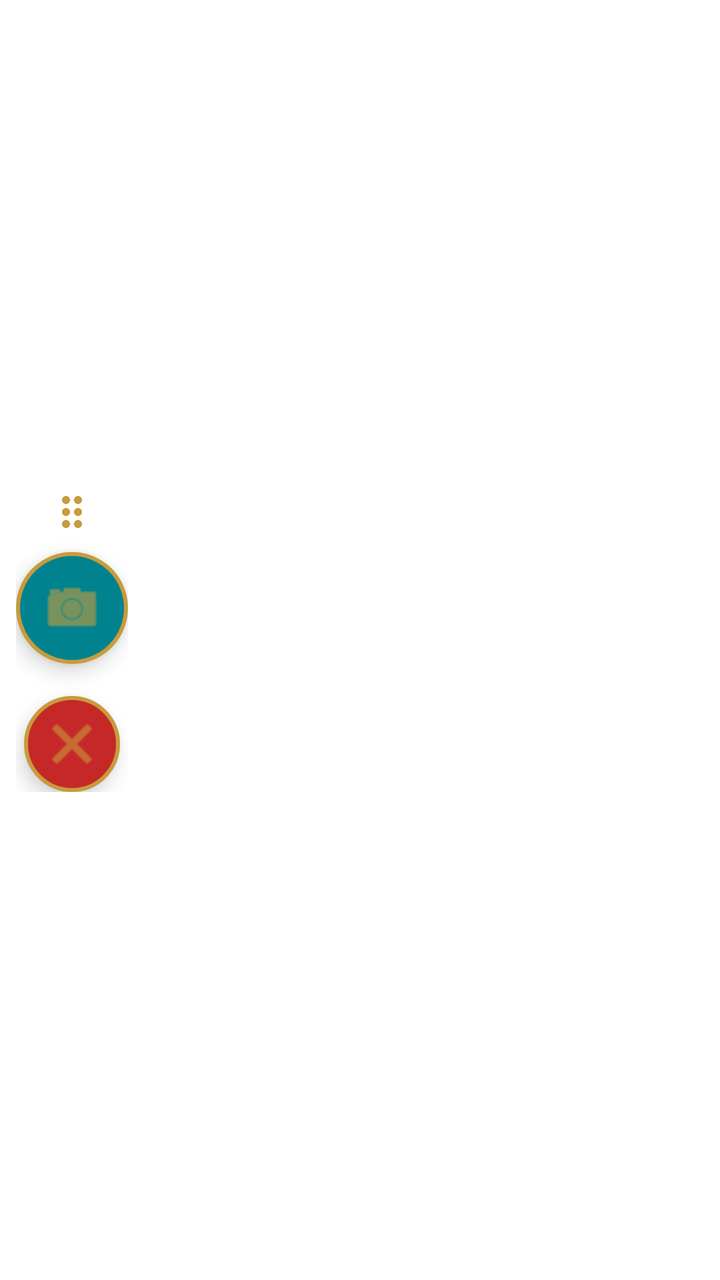
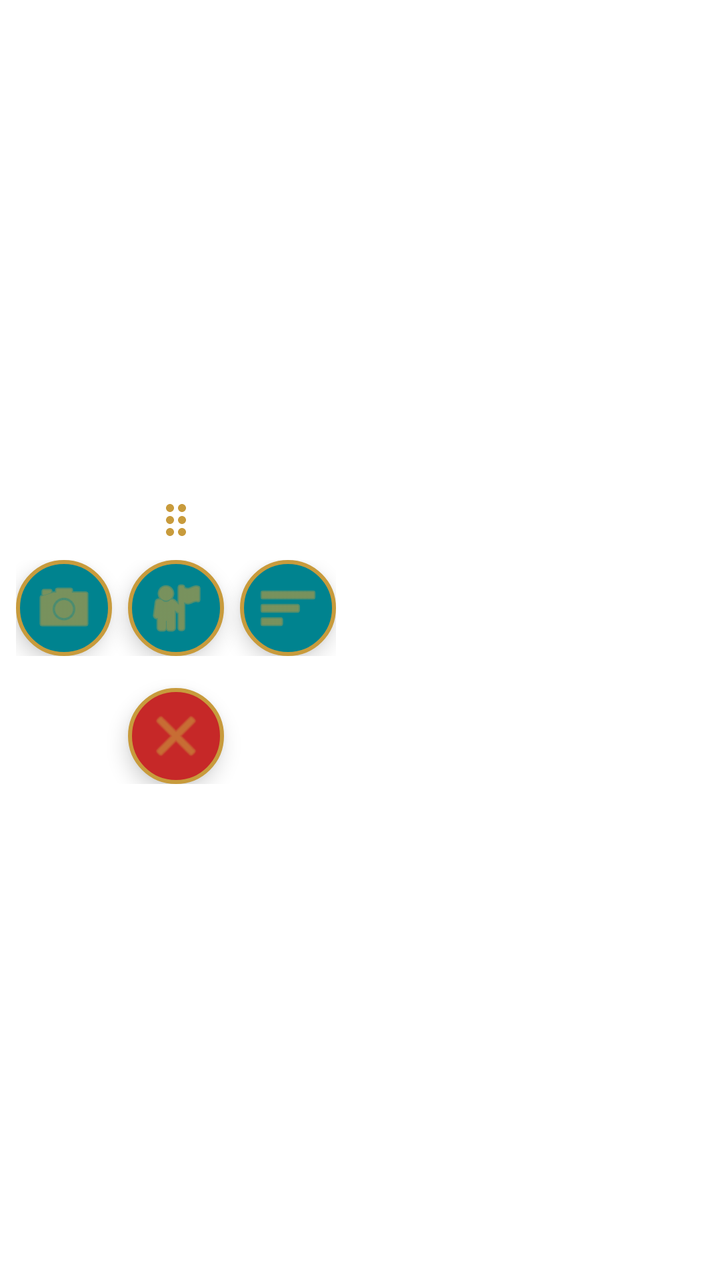

Screens rendered from an Android XML layout before and after an edit, with the pre-edit source and the edit as a unified diff.
<!-- AndroidManifest.xml: fallback theme Theme.MaterialComponents.DayNight.NoActionBar -->
<!-- res/layout/layout_overlay.xml -->
<?xml version="1.0" encoding="utf-8"?>
<LinearLayout xmlns:android="http://schemas.android.com/apk/res/android"
    android:layout_width="wrap_content"
    android:layout_height="wrap_content"
    android:orientation="horizontal"
    android:padding="8dp">

    
    <FrameLayout
        android:id="@+id/messageContainer"
        android:layout_width="250dp"
        android:layout_height="120dp"
        android:layout_marginEnd="12dp"
        android:layout_gravity="center_vertical"
        android:background="@drawable/bg_hextech_panel"
        android:visibility="gone">

        
        <LinearLayout
            android:id="@+id/loadingLayout"
            android:layout_width="match_parent"
            android:layout_height="match_parent"
            android:orientation="vertical"
            android:gravity="center"
            android:visibility="gone">
            
            <ProgressBar
                android:layout_width="32dp"
                android:layout_height="32dp"
                android:indeterminateTint="#3B82F6" />
                
            <TextView
                android:layout_width="wrap_content"
                android:layout_height="wrap_content"
                android:layout_marginTop="8dp"
                android:text="Cargando..."
                android:textColor="#FFFFFF"
                android:textSize="14sp"
                android:textStyle="bold" />
        </LinearLayout>

        
        <ScrollView
            android:id="@+id/resultScrollView"
            android:layout_width="match_parent"
            android:layout_height="match_parent"
            android:padding="12dp"
            android:visibility="gone">
            
            <TextView
                android:id="@+id/resultTextView"
                android:layout_width="match_parent"
                android:layout_height="wrap_content"
                android:textColor="#00E5FF"
                android:textStyle="bold"
                android:textSize="18sp" />
        </ScrollView>
    </FrameLayout>

    
    <LinearLayout
        android:id="@+id/controlsContainer"
        android:layout_width="wrap_content"
        android:layout_height="wrap_content"
        android:orientation="vertical"
        android:gravity="center_horizontal"
        android:layout_gravity="center_vertical">
        
        
        <ImageView
            android:id="@+id/dragHandle"
            android:layout_width="24dp"
            android:layout_height="24dp"
            android:layout_marginBottom="8dp"
            android:src="@drawable/ic_drag_handle"
            android:contentDescription="Arrastrar" />
        
        
        <ImageButton
            android:id="@+id/btnCapture"
            android:layout_width="56dp"
            android:layout_height="56dp"
            android:background="@drawable/bg_hextech_button"
            android:src="@android:drawable/ic_menu_camera"
            android:tint="#C89B3C"
            android:scaleType="centerInside"
            android:elevation="6dp"
            android:contentDescription="Tomar Captura" />
            
        
        <ImageButton
            android:id="@+id/btnClose"
            android:layout_width="48dp"
            android:layout_height="48dp"
            android:layout_marginTop="16dp"
            android:background="@drawable/bg_hextech_close"
            android:src="@android:drawable/ic_menu_close_clear_cancel"
            android:tint="#C89B3C"
            android:scaleType="centerInside"
            android:elevation="6dp"
            android:contentDescription="Cerrar" />
    </LinearLayout>
</LinearLayout>
<!-- resources referenced by this layout -->
<resources>
  <!-- drawable bg_hextech_button (drawable) -->
  <?xml version="1.0" encoding="utf-8"?>
  <shape xmlns:android="http://schemas.android.com/apk/res/android" android:shape="oval">
      <solid android:color="#00838F" />
      <stroke android:width="2dp" android:color="#C89B3C" />
  </shape>
  <!-- drawable bg_hextech_close (drawable) -->
  <?xml version="1.0" encoding="utf-8"?>
  <shape xmlns:android="http://schemas.android.com/apk/res/android" android:shape="oval">
      <solid android:color="#C62828" />
      <stroke android:width="2dp" android:color="#C89B3C" />
  </shape>
  <!-- drawable bg_hextech_panel (drawable) -->
  <?xml version="1.0" encoding="utf-8"?>
  <shape xmlns:android="http://schemas.android.com/apk/res/android" android:shape="rectangle">
      <solid android:color="#010A13" />
      <stroke android:width="2dp" android:color="#C89B3C" />
      <corners android:radius="12dp" />
  </shape>
  <!-- drawable ic_drag_handle (drawable) -->
  <vector xmlns:android="http://schemas.android.com/apk/res/android"
      android:width="24dp"
      android:height="24dp"
      android:viewportWidth="24"
      android:viewportHeight="24">
    <path
        android:fillColor="#C89B3C"
        android:pathData="M11,18c0,1.1 -0.9,2 -2,2s-2,-0.9 -2,-2s0.9,-2 2,-2S11,16.9 11,18zM9,10c-1.1,0 -2,0.9 -2,2s0.9,2 2,2s2,-0.9 2,-2S10.1,10 9,10zM9,4c-1.1,0 -2,0.9 -2,2s0.9,2 2,2s2,-0.9 2,-2S10.1,4 9,4zM15,8c1.1,0 2,-0.9 2,-2s-0.9,-2 -2,-2s-2,0.9 -2,2S13.9,8 15,8zM15,10c-1.1,0 -2,0.9 -2,2s0.9,2 2,2s2,-0.9 2,-2S16.1,10 15,10zM15,16c-1.1,0 -2,0.9 -2,2s0.9,2 2,2s2,-0.9 2,-2S16.1,16 15,16z"/>
  </vector>
</resources>

<!-- the commit's change to res/layout/layout_overlay.xml (unified diff, before → after) -->
@@ -76,16 +76,50 @@
             android:contentDescription="Arrastrar" />
         
         
-        <ImageButton
-            android:id="@+id/btnCapture"
-            android:layout_width="56dp"
-            android:layout_height="56dp"
-            android:background="@drawable/bg_hextech_button"
-            android:src="@android:drawable/ic_menu_camera"
-            android:tint="#C89B3C"
-            android:scaleType="centerInside"
-            android:elevation="6dp"
-            android:contentDescription="Tomar Captura" />
+        <LinearLayout
+            android:layout_width="wrap_content"
+            android:layout_height="wrap_content"
+            android:orientation="horizontal"
+            android:gravity="center">
+
+            
+            <ImageButton
+                android:id="@+id/btnCaptureAutofill"
+                android:layout_width="48dp"
+                android:layout_height="48dp"
+                android:layout_marginEnd="8dp"
+                android:background="@drawable/bg_hextech_button"
+                android:src="@android:drawable/ic_menu_camera"
+                android:tint="#C89B3C"
+                android:scaleType="centerInside"
+                android:elevation="6dp"
+                android:contentDescription="Autofill" />
+
+            
+            <ImageButton
+                android:id="@+id/btnCaptureOTP"
+                android:layout_width="48dp"
+                android:layout_height="48dp"
+                android:layout_marginEnd="8dp"
+                android:background="@drawable/bg_hextech_button"
+                android:src="@android:drawable/ic_menu_myplaces"
+                android:tint="#C89B3C"
+                android:scaleType="centerInside"
+                android:elevation="6dp"
+                android:contentDescription="OTP" />
+
+            
+            <ImageButton
+                android:id="@+id/btnCaptureInGame"
+                android:layout_width="48dp"
+                android:layout_height="48dp"
+                android:background="@drawable/bg_hextech_button"
+                android:src="@android:drawable/ic_menu_sort_by_size"
+                android:tint="#C89B3C"
+                android:scaleType="centerInside"
+                android:elevation="6dp"
+                android:contentDescription="En Partida" />
+        </LinearLayout>
             
         
         <ImageButton
